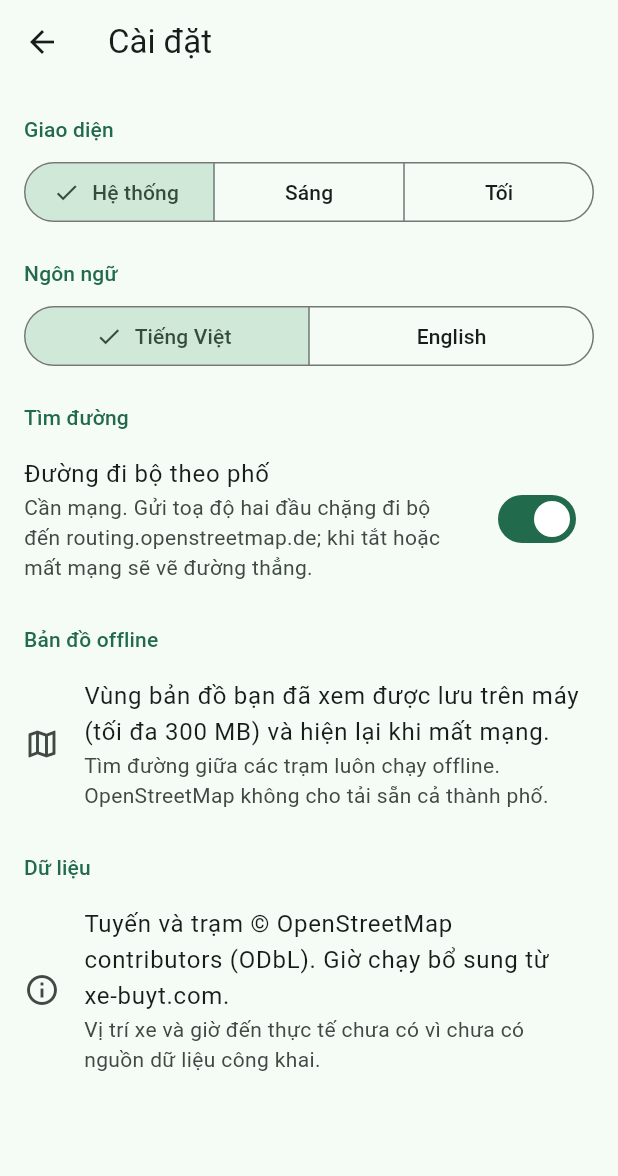
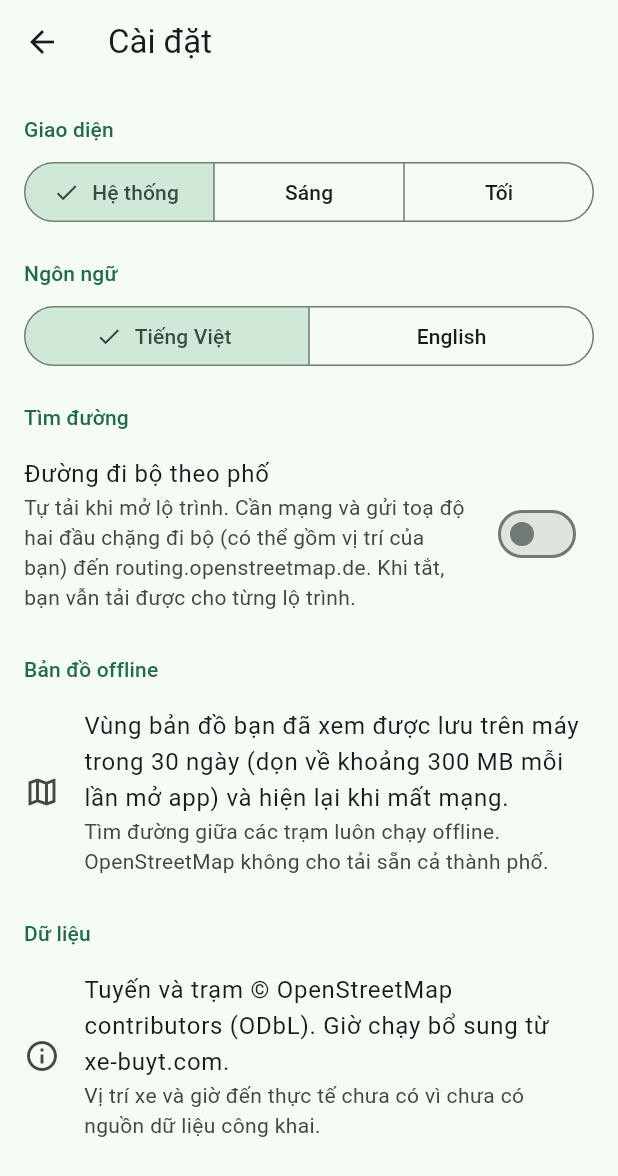
Before and after one commit to dan-tech-academy/vn-transit-router, a Flutter app: the SettingsScreen screen opened directly, on a phone screen of 412 x 824 dp. Shown: the top 1176 px of the screen. Run offline on Flutter 3.47's test engine with Material 3 defaults, Android fonts, the phone set to English and light mode, and no system bars; our stand-ins replace flutter_map, geolocator, latlong2, share_plus, shared_preferences; accounts and stored records are empty.

Commit message:
Address review: opt-in street walking, clear search, fresh saved-trip location, offline tile freshness, keep state on language switch
Co-Authored-By: @dantech <danhtran.dev@outlook.com>

```diff
--- a/lib/app_state.dart
+++ b/lib/app_state.dart
@@ -29,7 +29,7 @@ class AppState extends ChangeNotifier {
   String lang = 'vi';
   RoutePreference preference = RoutePreference.fastest;
   bool metroOnly = false;
-  bool streetWalking = true;
+  bool streetWalking = false;
 
   // Favourites.
   Place? home;
@@ -54,6 +54,11 @@ class AppState extends ChangeNotifier {
     if (to != null) this.to = to;
     tab = 0;
     planTick++;
+    notifyListeners();
+  }
+
+  void clearPlan() {
+    from = to = null;
     notifyListeners();
   }
 
@@ -106,7 +111,7 @@ class AppState extends ChangeNotifier {
       lang = appLang = prefs.getString('lang') ?? 'vi';
       preference = RoutePreference.values[prefs.getInt('pref') ?? 0];
       metroOnly = prefs.getBool('metroOnly') ?? false;
-      streetWalking = prefs.getBool('streetWalking') ?? true;
+      streetWalking = prefs.getBool('streetWalking') ?? false;
     } catch (e) {
       loadError = e;
     }
--- a/lib/main.dart
+++ b/lib/main.dart
@@ -35,8 +35,6 @@ class TransitApp extends StatelessWidget {
     );
     final app = context.watch<AppState>();
     return MaterialApp(
-      // Rebuild every screen when the language changes.
-      key: ValueKey(app.lang),
       title: 'Lộ Trình Việt',
       themeMode: app.themeMode,
       locale: Locale(app.lang),
--- a/lib/ui/common.dart
+++ b/lib/ui/common.dart
@@ -115,6 +115,8 @@ class OsmTileLayer extends StatelessWidget {
           : BuiltInMapCachingProvider.getOrCreateInstance(
               cacheDirectory: tileCacheDir,
               maxCacheSize: 300000000,
+              // Keep showing viewed tiles offline after the server's expiry.
+              overrideFreshAge: const Duration(days: 30),
             ),
     ),
   );
--- a/lib/ui/nearby_screen.dart
+++ b/lib/ui/nearby_screen.dart
@@ -48,7 +48,7 @@ class _NearbyScreenState extends State<NearbyScreen> {
   @override
   Widget build(BuildContext context) {
     final t = Theme.of(context);
-    final data = context.read<AppState>().data!;
+    final data = context.watch<AppState>().data!;
     final near = data.stopsNear(_center, 600);
     return Scaffold(
       appBar: AppBar(title: Text(tr('Trạm gần đây', 'Nearby stops'))),
--- a/lib/ui/routes_screen.dart
+++ b/lib/ui/routes_screen.dart
@@ -22,7 +22,8 @@ class _RoutesScreenState extends State<RoutesScreen> {
 
   /// Groups the directions of each line, per city.
   Map<String, List<List<TransitRoute>>> _group() {
-    final data = context.read<AppState>().data!;
+    // Watching also rebuilds this tab when the language changes.
+    final data = context.watch<AppState>().data!;
     final lines = <String, List<TransitRoute>>{};
     for (final r in data.routes) {
       (lines[r.lineKey] ??= []).add(r);
--- a/lib/ui/settings_screen.dart
+++ b/lib/ui/settings_screen.dart
@@ -64,8 +64,8 @@ class SettingsScreen extends StatelessWidget {
             title: Text(tr('Đường đi bộ theo phố', 'Street walking paths')),
             subtitle: Text(
               tr(
-                'Cần mạng. Gửi toạ độ hai đầu chặng đi bộ đến routing.openstreetmap.de; khi tắt hoặc mất mạng sẽ vẽ đường thẳng.',
-                'Needs a connection. Sends the walk end points to routing.openstreetmap.de; when off or offline, walks are straight lines.',
+                'Tự tải khi mở lộ trình. Cần mạng và gửi toạ độ hai đầu chặng đi bộ (có thể gồm vị trí của bạn) đến routing.openstreetmap.de. Khi tắt, bạn vẫn tải được cho từng lộ trình.',
+                'Loads automatically when a trip is opened. Needs a connection and sends the walk end points (which may include your location) to routing.openstreetmap.de. When off, you can still load them per trip.',
               ),
             ),
             value: app.streetWalking,
@@ -76,8 +76,8 @@ class SettingsScreen extends StatelessWidget {
             leading: const Icon(Icons.map_outlined),
             title: Text(
               tr(
-                'Vùng bản đồ bạn đã xem được lưu trên máy (tối đa 300 MB) và hiện lại khi mất mạng.',
-                'Map areas you have viewed are kept on this device (up to 300 MB) and shown again when offline.',
+                'Vùng bản đồ bạn đã xem được lưu trên máy trong 30 ngày (dọn về khoảng 300 MB mỗi lần mở app) và hiện lại khi mất mạng.',
+                'Map areas you have viewed are kept on this device for 30 days (trimmed to about 300 MB at app start) and shown again when offline.',
               ),
             ),
             subtitle: Text(
```
Also changed, not shown: lib/ui/itinerary_screen.dart (+20 -1 lines), lib/ui/planner_screen.dart (+36 -2 lines), lib/ui/route_detail_screen.dart (+10 -1 lines).
